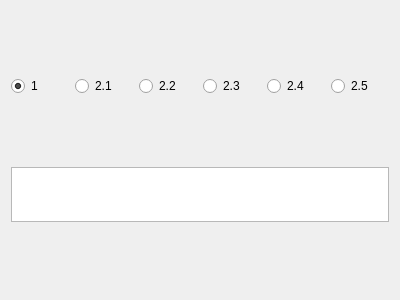
First picture: the form in Lab1ResultWidget.ui, repository JC-labs/ExpertEstimationMethodLabs, before the edit.
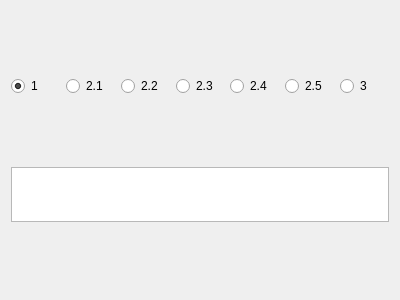
Second picture: the form after the edit.

```diff
--- a/Lab1ResultWidget.ui
+++ b/Lab1ResultWidget.ui
@@ -61,6 +61,13 @@
        </property>
       </widget>
      </item>
+     <item>
+      <widget class="QRadioButton" name="o3">
+       <property name="text">
+        <string>3</string>
+       </property>
+      </widget>
+     </item>
     </layout>
    </item>
    <item>
```
